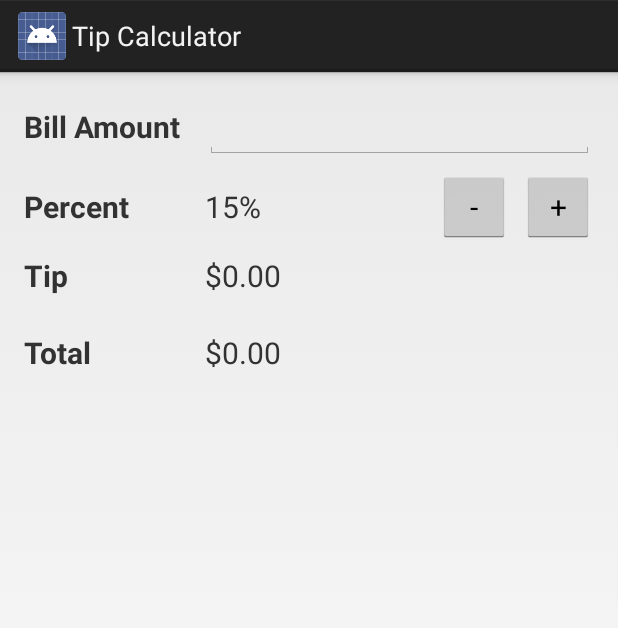
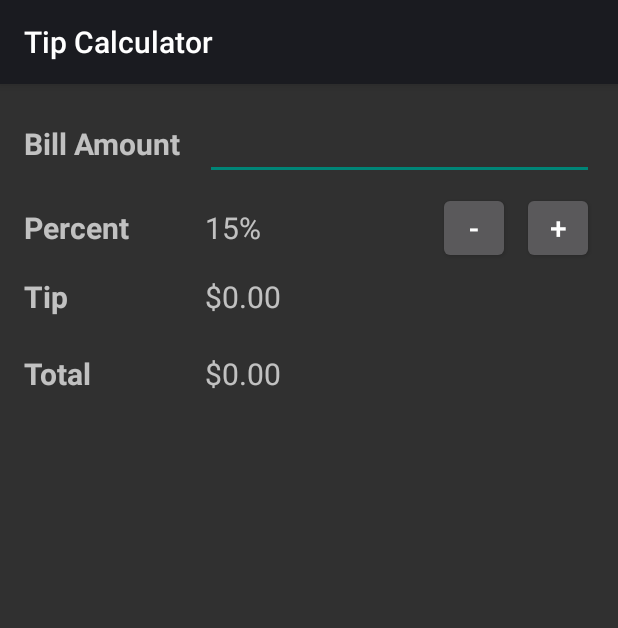
Before and after one commit to migtomace/ch03_TipCalculator_Constraint, an Android app: the screen it shows after launch (TipCalculatorActivity), on a phone screen of 412 x 824 dp. Shown: the top 628 px of the screen. Run offline under Robolectric (Android 15) with nearby library versions, the phone set to English and light mode, and no system bars; 1 statement that could not run was skipped.

Commit message:
updates theme

```diff
--- a/app/src/main/java/com/murach/tipcalculator/TipCalculatorActivity.java
+++ b/app/src/main/java/com/murach/tipcalculator/TipCalculatorActivity.java
@@ -3,9 +3,13 @@ package com.murach.tipcalculator;
 import java.text.NumberFormat;
 
 import android.app.Activity;
+import android.content.Intent;
 import android.os.Bundle;
+import android.preference.PreferenceManager;
 import android.util.Log;
 import android.view.KeyEvent;
+import android.view.Menu;
+import android.view.MenuItem;
 import android.view.View;
 import android.view.View.OnClickListener;
 import android.view.inputmethod.EditorInfo;
@@ -15,6 +19,7 @@ import android.widget.TextView;
 import android.widget.TextView.OnEditorActionListener;
 import android.content.SharedPreferences;
 import android.content.SharedPreferences.Editor;
+import android.widget.Toast;
 
 public class TipCalculatorActivity extends Activity
         implements OnEditorActionListener, OnClickListener {
@@ -37,6 +42,16 @@ public class TipCalculatorActivity extends Activity
     //declare a constant for the taf parameter
     private static final String TAG = "TipCalculatorActivity";
 
+    //define rounding constants
+    private final int ROUND_NONE = 0;
+    private final int ROUND_TIP = 1;
+    private final int ROUND_TOTAL = 2;
+
+    //setup the preferences
+    private SharedPreferences prefs;
+    private boolean rememberTipPercent = true;
+    private int rounding =ROUND_NONE;
+
     @Override
     public void onCreate(Bundle savedInstanceState) {
         super.onCreate(savedInstanceState);
@@ -58,7 +73,18 @@ public class TipCalculatorActivity extends Activity
         // get SharedPreferences object
         savedValues = getSharedPreferences("SavedValues", MODE_PRIVATE);
 
+        //add a logcat trace
         Log.d(TAG, "onCreate method executed");
+
+        //add a toast
+        Toast t = Toast.makeText(this, "onCreate Method", Toast.LENGTH_SHORT);
+        t.show();
+
+        //set the default values for the prefs
+        PreferenceManager.setDefaultValues(this,R.xml.preferences, false);
+
+        //get the default shared prefs object
+        prefs = PreferenceManager.getDefaultSharedPreferences(this);
     }
 
     @Override
@@ -72,11 +98,19 @@ public class TipCalculatorActivity extends Activity
         super.onPause();
 
         Log.d(TAG, "onPause executed");
+
+        //create a toast
+        Toast t = Toast.makeText(this, "onPause method", Toast.LENGTH_LONG);
+        t.show();
     }
 
     @Override
     public void onResume() {
         super.onResume();
+
+        //get preferences
+        rememberTipPercent = prefs.getBoolean("pref_forget_percent", true);
+        rounding = Integer.parseInt(prefs.getString("pref_rounding", "0"));
 
         // get the instance variables
         billAmountString = savedValues.getString("billAmountString", "");
@@ -89,6 +123,10 @@ public class TipCalculatorActivity extends Activity
         calculateAndDisplay();
 
         Log.d(TAG, "onResume executed");
+
+        //create a toast
+        Toast t = Toast.makeText(this, "onResume method", Toast.LENGTH_SHORT);
+        t.show();
     }
 
     public void calculateAndDisplay() {
@@ -103,9 +141,27 @@ public class TipCalculatorActivity extends Activity
             billAmount = Float.parseFloat(billAmountString);
         }
 
-        // calculate tip and total
-        float tipAmount = billAmount * tipPercent;
-        float totalAmount = billAmount + tipAmount;
+        float tipAmount = 0;
+        float totalAmount = 0;
+        float tipPercentDisplay = 0;
+
+        if(rounding == ROUND_NONE){
+            tipAmount = billAmount * tipPercent;
+            totalAmount = billAmount + tipAmount;
+        } else if (rounding == ROUND_TIP){
+            tipAmount = StrictMath.round(billAmount * tipPercent);
+            totalAmount = billAmount + tipAmount;
+            tipPercentDisplay = tipAmount / billAmount;
+        } else if (rounding == ROUND_TOTAL){
+            float tipNotRounded = billAmount * tipPercent;
+            //tipPercentDisplay = tipAmount - billAmount;
+            tipAmount = tipNotRounded;
+            totalAmount = StrictMath.round(billAmount + tipNotRounded);
+        }
+
+//        // calculate tip and total
+//        float tipAmount = billAmount * tipPercent;
+//        float totalAmount = billAmount + tipAmount;
 
         // display the other results with formatting
         NumberFormat currency = NumberFormat.getCurrencyInstance();
@@ -114,6 +170,25 @@ public class TipCalculatorActivity extends Activity
 
         NumberFormat percent = NumberFormat.getPercentInstance();
         percentTextView.setText(percent.format(tipPercent));
+    }
+
+    @Override
+    public boolean onCreateOptionsMenu(Menu menu){
+        getMenuInflater().inflate(R.menu.menu, menu);
+
+        return true;
+    }
+
+    @Override
+    public boolean onOptionsItemSelected(MenuItem item){
+        switch(item.getItemId()){
+            case R.id.menu:
+                startActivity(new Intent(getApplicationContext(),
+                SettingsActivity.class));
+                return true;
+            default:
+                return super.onOptionsItemSelected(item);
+        }
     }
 
     @Override
--- a/app/src/main/res/values/strings.xml
+++ b/app/src/main/res/values/strings.xml
@@ -14,4 +14,18 @@
 
     <string name="total_amount_label">Total</string>
     <string name="total_amount">$0.00</string>
+
+
+    <string-array name="rounding_keys">
+        <item>None</item>
+        <item>tip</item>
+        <item>total</item>
+
+    </string-array>
+
+    <string-array name="round_values">
+        <item>0</item>
+        <item>1</item>
+        <item>2</item>
+    </string-array>
 </resources>
--- a/app/src/main/res/values/styles.xml
+++ b/app/src/main/res/values/styles.xml
@@ -1,8 +1,9 @@
 <resources>
 
     <!-- Base application theme. -->
-    <style name="AppTheme" parent="android:Theme.Holo.Light.DarkActionBar">
+    <style name="AppTheme" parent="android:ThemeOverlay.Material.Dark">
         <!-- Customize your theme here. -->
+        <item name="android:colorAccent">@color/accent_material_light</item>
     </style>
 
 </resources>
--- /dev/null
+++ b/app/src/main/res/xml/preferences.xml
@@ -0,0 +1,14 @@
+<?xml version="1.0" encoding="utf-8"?>
+<PreferenceScreen xmlns:android="http://schemas.android.com/apk/res/android">
+
+    <CheckBoxPreference
+        android:defaultValue="false"
+        android:key="pref_forget_percent"
+        android:title="Check box preference" />
+    <ListPreference
+        android:defaultValue="1"
+        android:entries="@array/rounding_keys"
+        android:entryValues="@array/round_values"
+        android:key="pref_rounding"
+        android:title="List preference" />
+</PreferenceScreen>
```
Also changed, not shown: app/src/main/AndroidManifest.xml (+5 -3 lines), app/src/main/java/com/murach/tipcalculator/SettingsActivity.java (added, +16 -0 lines), app/src/main/java/com/murach/tipcalculator/SettingsFragment.java (added, +16 -0 lines), app/src/main/res/layout/activity_settings.xml (added, +9 -0 lines), app/src/main/res/layout/activity_settings_fragment.xml (added, +9 -0 lines), app/src/main/res/values-v21/styles.xml (added, +8 -0 lines).
